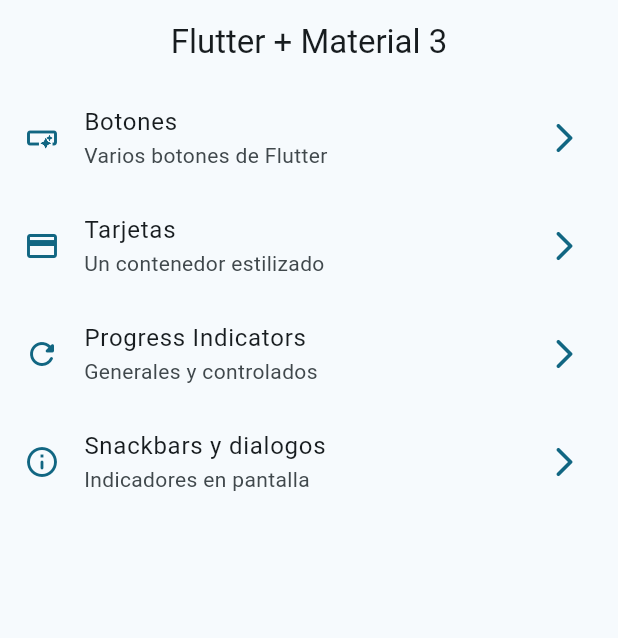
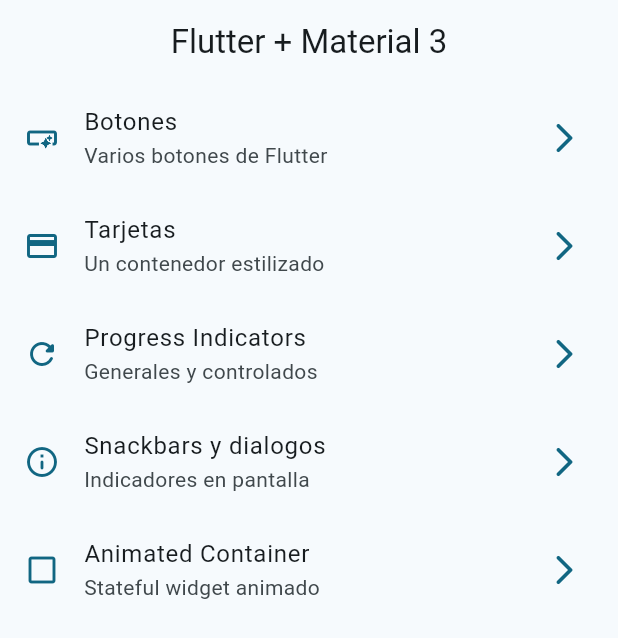
Before and after one commit to FisgHS/widgets_app, a Flutter app: the screen it shows after launch, on a phone screen of 412 x 824 dp. Shown: the top 638 px of the screen. Run offline on Flutter 3.47's test engine with Material 3 defaults, Android fonts, the phone set to English and light mode, and no system bars; our stand-ins replace go_router.

Commit message:
Create animated container

```diff
--- a/lib/config/menu/menu_items.dart
+++ b/lib/config/menu/menu_items.dart
@@ -46,4 +46,11 @@ const appMenuItems = <MenuItem> [
     icon: Icons.info_outline_rounded
   ),
 
+  MenuItem(
+    title: 'Animated Container',
+    subTitle: 'Stateful widget animado',
+    link: '/animated',
+    icon: Icons.check_box_outline_blank_outlined
+  ),
+
 ];
--- a/lib/config/router/app_router.dart
+++ b/lib/config/router/app_router.dart
@@ -36,5 +36,11 @@ final appRouter = GoRouter(
       builder: (context, state) => const SnackbarScreen(),
     ),
 
+    GoRoute(
+      path: '/animated',
+      name: AnimatedScreen.name,
+      builder: (context, state) => const AnimatedScreen(),
+    ),
+
   ],
 );
```
Also changed, not shown: lib/presentation/screens/animated/animated_screen.dart (+55 -2 lines).
